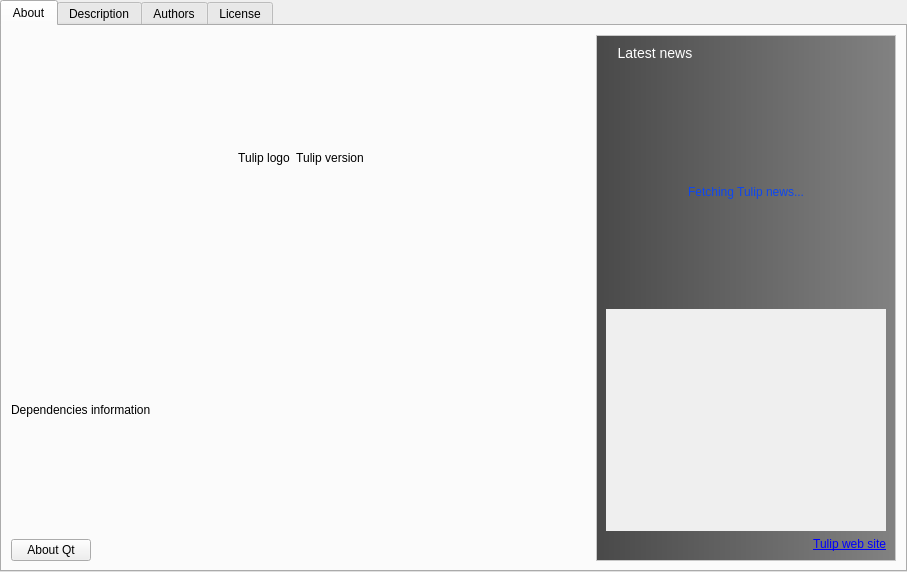
Before: the Qt Designer form library/tulip-gui/designer/AboutTulipPage.ui in Tulip-Dev/tulip, drawn with Qt 5.
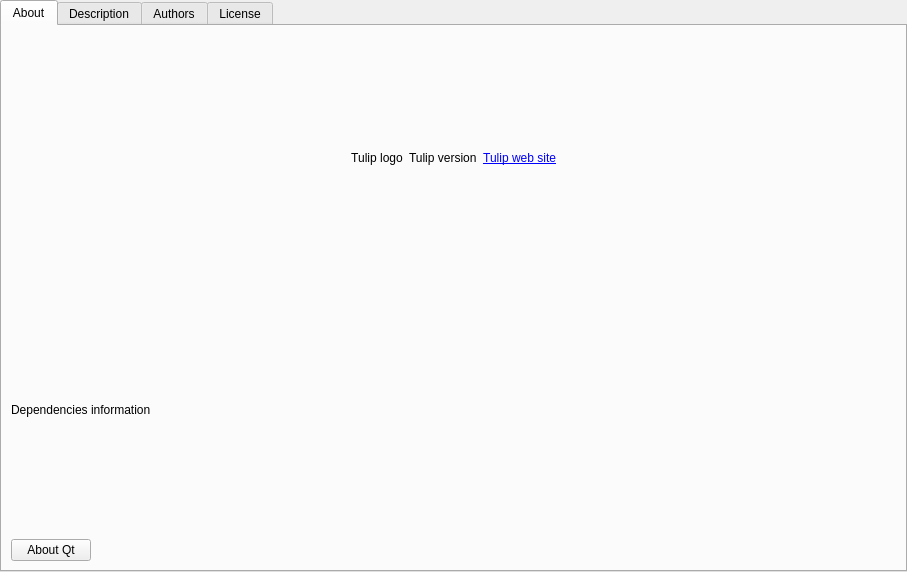
After: the same form once the commit is applied. Icons and pictures are not drawn.

Commit message: Remove the RSS feed which is not working anymore

What changed in the file:
```diff
--- a/library/tulip-gui/designer/AboutTulipPage.ui
+++ b/library/tulip-gui/designer/AboutTulipPage.ui
@@ -70,8 +70,26 @@
                <property name="text">
                 <string>Tulip version</string>
                </property>
+              </widget>
+             </item>
+             <item>
+              <widget class="QLabel" name="websiteLabel">
+               <property name="minimumSize">
+                <size>
+                 <width>0</width>
+                 <height>0</height>
+                </size>
+               </property>
+               <property name="text">
+                <string>&lt;html&gt;&lt;head&gt;&lt;meta name=&quot;qrichtext&quot; content=&quot;1&quot; /&gt;&lt;style type=&quot;text/css&quot;&gt;
+p, li { white-space: pre-wrap; }
+&lt;/style&gt;&lt;/head&gt;
+
+&lt;body&gt;
+&lt;p style=&quot; margin-top:0px; margin-bottom:0px; margin-left:0px; margin-right:0px; -qt-block-indent:0; text-indent:0px;&quot;&gt;&lt;a href=&quot;https://tulip.labri.fr&quot;&gt;Tulip web site&lt;/a&gt;&lt;/p&gt;&lt;/body&gt;&lt;/html&gt;</string>
+               </property>
                <property name="alignment">
-                <set>Qt::AlignmentFlag::AlignCenter</set>
+                <set>Qt::AlignRight|Qt::AlignTrailing|Qt::AlignVCenter</set>
                </property>
                <property name="openExternalLinks">
                 <bool>true</bool>
@@ -129,127 +147,6 @@
            </item>
           </layout>
          </item>
-         <item>
-          <widget class="QFrame" name="sideFrame">
-           <property name="maximumSize">
-            <size>
-             <width>300</width>
-             <height>16777215</height>
-            </size>
-           </property>
-           <property name="styleSheet">
-            <string notr="true">#sideFrame { 
-border: 1px solid #C9C9C9;
-background-color: qlineargradient(spread:pad, x1:0, y1:0, x2:1, y2:0, stop:0 rgba(73, 73, 73, 255), stop:1 rgba(130, 130, 130, 255))
-}</string>
-           </property>
-           <property name="frameShape">
-            <enum>QFrame::Shape::NoFrame</enum>
-           </property>
-           <property name="frameShadow">
-            <enum>QFrame::Shadow::Raised</enum>
-           </property>
-           <layout class="QVBoxLayout" name="verticalLayout_9">
-            <item>
-             <widget class="QLabel" name="label_5">
-              <property name="maximumSize">
-               <size>
-                <width>16777215</width>
-                <height>16777215</height>
-               </size>
-              </property>
-              <property name="text">
-               <string>&lt;html&gt;&lt;head&gt;&lt;meta name=&quot;qrichtext&quot; content=&quot;1&quot; /&gt;&lt;style type=&quot;text/css&quot;&gt;
-p, li { white-space: pre-wrap; }
-&lt;/style&gt;&lt;/head&gt;
-
-&lt;body&gt;
-&lt;p style=&quot; margin-top:0px; margin-bottom:0px; margin-left:0px; margin-right:0px; -qt-block-indent:0; text-indent:0px;&quot;&gt;&lt;img src=&quot;:/tulip/gui/ui/list_bullet_arrow.png&quot; /&gt;&lt;span style=&quot;color: white; font-size:large;&quot;&gt;   Latest news&lt;/span&gt;&lt;/p&gt;
-
-&lt;p style=&quot;-qt-paragraph-type:empty; margin-top:0px; margin-bottom:0px; margin-left:0px; margin-right:0px; -qt-block-indent:0; text-indent:0px; font-size:medium;&quot;&gt; &lt;/p&gt;
-
-&lt;/body&gt;
-
-&lt;/html&gt;</string>
-              </property>
-             </widget>
-            </item>
-            <item>
-             <widget class="QLabel" name="rssError">
-              <property name="sizePolicy">
-               <sizepolicy hsizetype="Preferred" vsizetype="Expanding">
-                <horstretch>0</horstretch>
-                <verstretch>0</verstretch>
-               </sizepolicy>
-              </property>
-              <property name="maximumSize">
-               <size>
-                <width>16777215</width>
-                <height>16777215</height>
-               </size>
-              </property>
-              <property name="text">
-               <string>&lt;html&gt;&lt;head&gt;&lt;meta name=&quot;qrichtext&quot; content=&quot;1&quot; /&gt;&lt;style type=&quot;text/css&quot;&gt;
-p, li { white-space: pre-wrap; }
-&lt;/style&gt;&lt;/head&gt;
-
-&lt;body&gt;
-&lt;p align=&quot;center&quot; style=&quot; margin-top:0px; margin-bottom:0px; margin-left:0px; margin-right:0px; -qt-block-indent:0; text-indent:0px;&quot;&gt;&lt;span style=&quot;color:#0D47F1;  font-size:medium;&quot;&gt;Fetching Tulip news...&lt;/span&gt;&lt;/p&gt;
-
-&lt;/body&gt;&lt;/html&gt;</string>
-              </property>
-              <property name="wordWrap">
-               <bool>true</bool>
-              </property>
-             </widget>
-            </item>
-            <item>
-             <widget class="QScrollArea" name="rssScroll">
-              <property name="frameShape">
-               <enum>QFrame::Shape::NoFrame</enum>
-              </property>
-              <property name="widgetResizable">
-               <bool>true</bool>
-              </property>
-              <widget class="QWidget" name="scrollAreaWidgetContents">
-               <property name="geometry">
-                <rect>
-                 <x>0</x>
-                 <y>0</y>
-                 <width>280</width>
-                 <height>212</height>
-                </rect>
-               </property>
-              </widget>
-             </widget>
-            </item>
-            <item>
-             <widget class="QLabel" name="websiteLabel">
-              <property name="minimumSize">
-               <size>
-                <width>0</width>
-                <height>0</height>
-               </size>
-              </property>
-              <property name="text">
-               <string>&lt;html&gt;&lt;head&gt;&lt;meta name=&quot;qrichtext&quot; content=&quot;1&quot; /&gt;&lt;style type=&quot;text/css&quot;&gt;
-p, li { white-space: pre-wrap; }
-&lt;/style&gt;&lt;/head&gt;
-
-&lt;body&gt;
-&lt;p style=&quot; margin-top:0px; margin-bottom:0px; margin-left:0px; margin-right:0px; -qt-block-indent:0; text-indent:0px;&quot;&gt;&lt;a href=&quot;https://tulip.labri.fr&quot;&gt;Tulip web site&lt;/a&gt;&lt;/p&gt;&lt;/body&gt;&lt;/html&gt;</string>
-              </property>
-              <property name="alignment">
-               <set>Qt::AlignmentFlag::AlignRight|Qt::AlignmentFlag::AlignTrailing|Qt::AlignmentFlag::AlignVCenter</set>
-              </property>
-              <property name="openExternalLinks">
-               <bool>true</bool>
-              </property>
-             </widget>
-            </item>
-           </layout>
-          </widget>
-         </item>
         </layout>
        </item>
       </layout>
```
Left out of the diff: 20 changed lines with no effect on the pictures. The commit also changes 2 other files.
